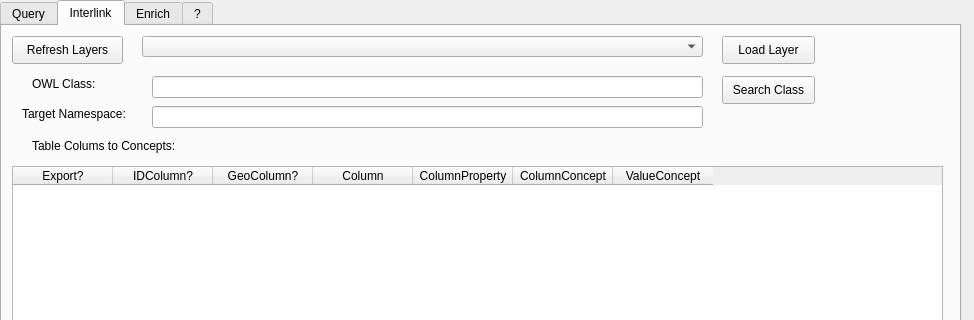
Old version of the form sparql_unicorn/sparql_unicorn_dialog_base.ui in the repository sparqlunicorn/sparqlunicornGoesGIS; both pictures show x 0 to 974 and y 0 to 320 of the 974 by 659 pixel window.
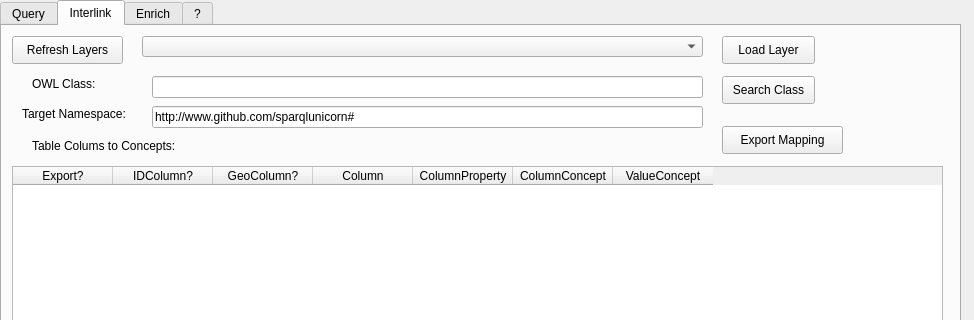
New version of the form. The open tabs and pages were chosen to show the change.

Commit message: Added preliminary schema export

The edit to the form file:
```diff
--- a/sparql_unicorn/sparql_unicorn_dialog_base.ui
+++ b/sparql_unicorn/sparql_unicorn_dialog_base.ui
@@ -568,6 +568,9 @@
        <height>22</height>
       </rect>
      </property>
+     <property name="text">
+      <string>http://www.github.com/sparqlunicorn#</string>
+     </property>
     </widget>
     <widget class="QPushButton" name="searchClass">
      <property name="geometry">
@@ -582,6 +585,19 @@
       <string>Search Class</string>
      </property>
     </widget>
+    <widget class="QPushButton" name="exportMappingButton">
+     <property name="geometry">
+      <rect>
+       <x>720</x>
+       <y>100</y>
+       <width>121</width>
+       <height>28</height>
+      </rect>
+     </property>
+     <property name="text">
+      <string>Export Mapping</string>
+     </property>
+    </widget>
    </widget>
    <widget class="QWidget" name="tab_3">
     <attribute name="title">
```
The commit also changes 1 other file.
